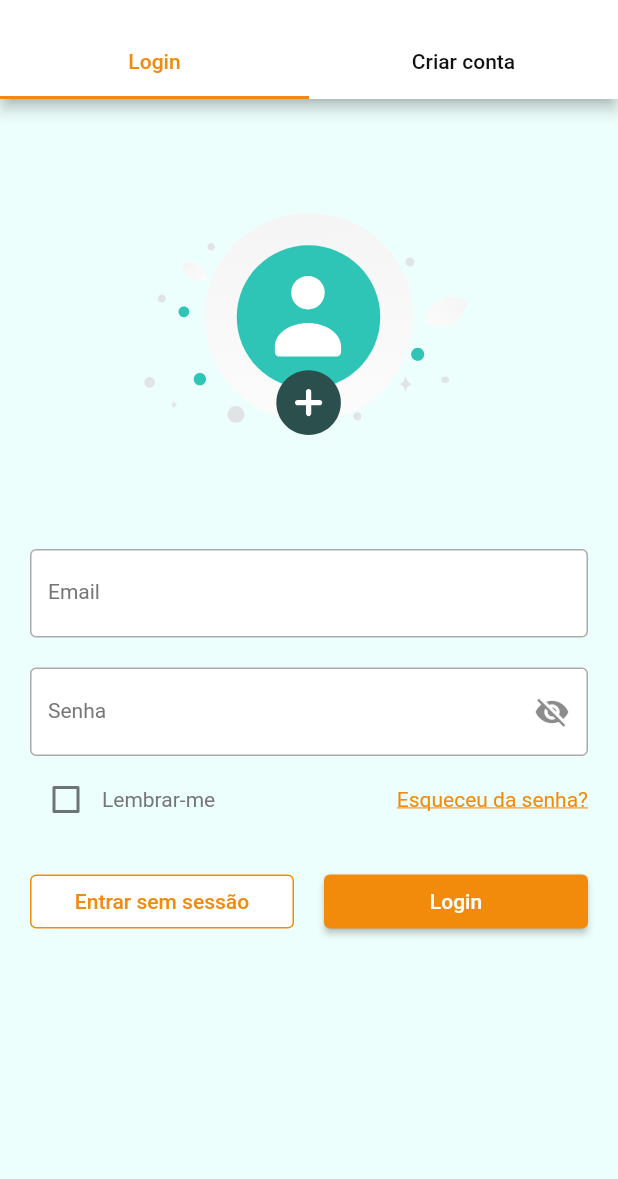
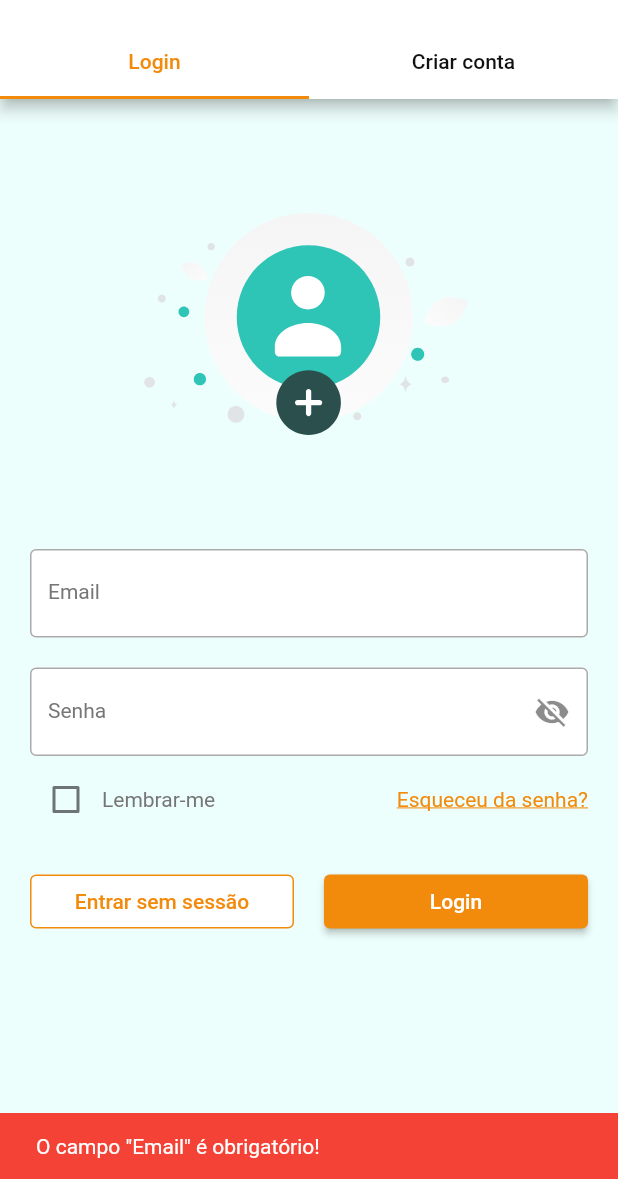
Before and after one commit to JoaoCupido/projeto_sti, a Flutter app: the AccountSessionScreen screen opened by its route, after a tap on "Login", on a phone screen of 412 x 824 dp, the part 57-1236 px from its top. Run offline on Flutter 3.47's test engine with Material 2 defaults, Android fonts, the phone set to English and light mode, and no system bars; our stand-ins replace flutter_svg.

Commit message:
Adicionada a validação do login (só superficial) e o loading spinner e consequente mudança de página após validar o login

```diff
--- a/lib/account_session.dart
+++ b/lib/account_session.dart
@@ -13,6 +13,7 @@ class _AccountSessionScreenState extends State<AccountSessionScreen> with Single
   bool _obscureText = true;
   bool _rememberMe = false;
   bool _agreeToTerms = false;
+  bool _isLoading = false;
 
   TextEditingController _emailController = TextEditingController();
   TextEditingController _usernameController = TextEditingController();
@@ -22,7 +23,47 @@ class _AccountSessionScreenState extends State<AccountSessionScreen> with Single
 
   DateTime _selectedDate = DateTime.now();
 
-  bool _validateForm() {
+  bool _validateLoginForm() {
+    final email = _emailController.text.trim();
+    final password = _passwordController.text.trim();
+
+    final RegExp emailRegex = RegExp(
+      r'^[a-zA-Z0-9.]+@[a-zA-Z0-9]+\.[a-zA-Z]+',
+    );
+    final RegExp passwordRegex = RegExp(r'^\S+$');
+
+    if (email.isEmpty) {
+      ScaffoldMessenger.of(context).showSnackBar(SnackBar(
+        content: const Text('O campo "Email" é obrigatório!'),
+        backgroundColor: Theme.of(context).colorScheme.error,
+      ));
+      return false;
+    } else if (!emailRegex.hasMatch(email)) {
+      ScaffoldMessenger.of(context).showSnackBar(SnackBar(
+        content: const Text('Por favor, digite um email válido!'),
+        backgroundColor: Theme.of(context).colorScheme.error,
+      ));
+      return false;
+    }
+
+    if (password.isEmpty) {
+      ScaffoldMessenger.of(context).showSnackBar(SnackBar(
+        content: const Text('O campo "Senha" é obrigatório!'),
+        backgroundColor: Theme.of(context).colorScheme.error,
+      ));
+      return false;
+    } else if (!passwordRegex.hasMatch(password)) {
+      ScaffoldMessenger.of(context).showSnackBar(SnackBar(
+        content: const Text('A senha não pode conter espaços em branco!'),
+        backgroundColor: Theme.of(context).colorScheme.error,
+      ));
+      return false;
+    }
+
+    return true;
+  }
+
+  bool _validateCreateAccountForm() {
     final email = _emailController.text.trim();
     final username = _usernameController.text.trim();
     final password = _passwordController.text.trim();
@@ -365,10 +406,35 @@ class _AccountSessionScreenState extends State<AccountSessionScreen> with Single
                           const SizedBox(width: 20),
                           Expanded(
                             child: ElevatedButton(
-                              onPressed: () {
-                                // implementar função
+                              onPressed: () async {
+                                if (_validateLoginForm()) {
+                                  setState(() {
+                                    _isLoading = true;
+                                  });
+
+                                  // implement login function here
+                                  await Future.delayed(const Duration(seconds: 2)); // simulating login delay
+
+                                  // Navigate to the new route after the loading spinner is done
+                                  // TODO: Mudar routing para pagina principal
+                                  Navigator.of(context).pushReplacementNamed('/tutorial');
+
+                                  setState(() {
+                                    _isLoading = false;
+                                  });
+                                }
                               },
-                              child: const Text('Login'),
+                              child: _isLoading
+                                  ? SizedBox(
+                                height: 20,
+                                width: 20,
+                                child: CircularProgressIndicator(
+                                  strokeWidth: 2,
+                                  valueColor: AlwaysStoppedAnimation<Color>(
+                                      Theme.of(context).colorScheme.onPrimary),
+                                ),
+                              )
+                                  : const Text('Login'),
                             ),
                           ),
                         ],
@@ -486,7 +552,7 @@ class _AccountSessionScreenState extends State<AccountSessionScreen> with Single
                       ),
                       const SizedBox(height: 10),
                       Padding(
-                        padding: const EdgeInsets.only(left: 6.0),
+                        padding: const EdgeInsets.only(left: 12.0),
                         child: Align(
                           alignment: Alignment.centerLeft,
                           child: Text(
@@ -549,7 +615,7 @@ class _AccountSessionScreenState extends State<AccountSessionScreen> with Single
                           Expanded(
                             child: ElevatedButton(
                               onPressed: () {
-                                if (_validateForm()) {
+                                if (_validateCreateAccountForm()) {
                                   // implementar função de criar conta - backend
                                   showDialog(
                                     context: context,
--- a/lib/main.dart
+++ b/lib/main.dart
@@ -21,6 +21,7 @@ class MyApp extends StatelessWidget {
         return MaterialApp(
           title: 'PetSupply',
           routes: {
+            '/tutorial': (context) => const OnboardingScreen(),
             '/login': (context) => const AccountSessionScreen(),
           },
           theme: ThemeData(
--- a/lib/onboarding_screen.dart
+++ b/lib/onboarding_screen.dart
@@ -2,7 +2,7 @@ import 'package:flutter/material.dart';
 import 'package:flutter_svg/flutter_svg.dart';
 
 class OnboardingScreen extends StatefulWidget {
-  OnboardingScreen({Key? key}) : super(key: key);
+  const OnboardingScreen({Key? key}) : super(key: key);
 
   @override
   _OnboardingScreenState createState() => _OnboardingScreenState();
```
